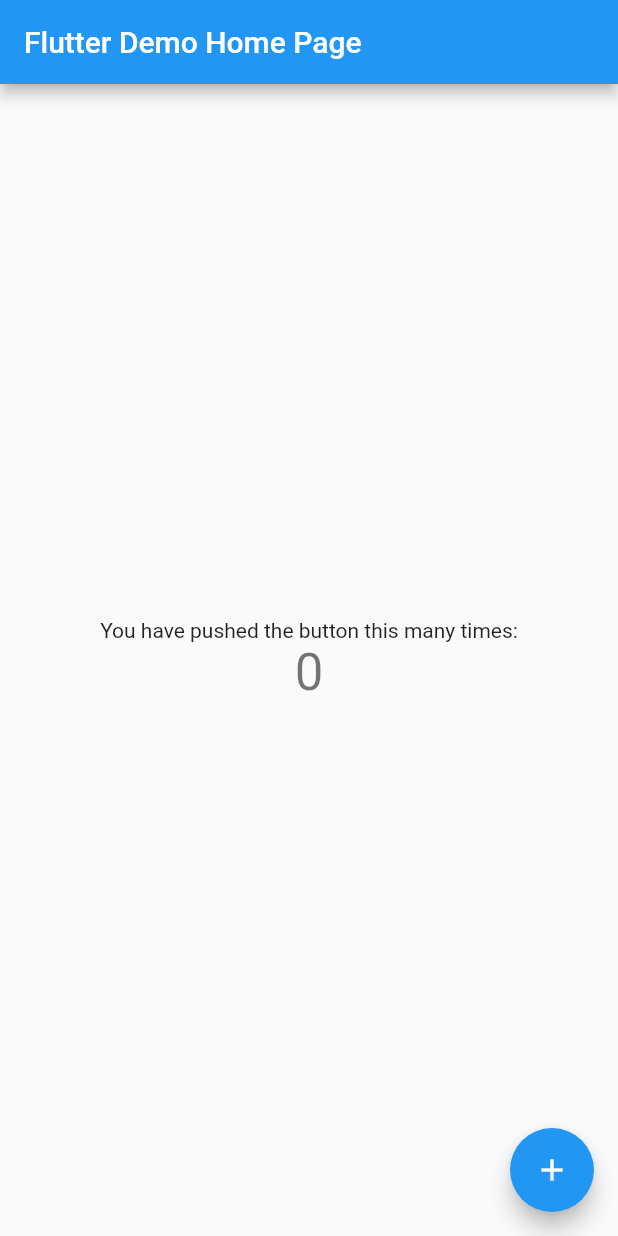
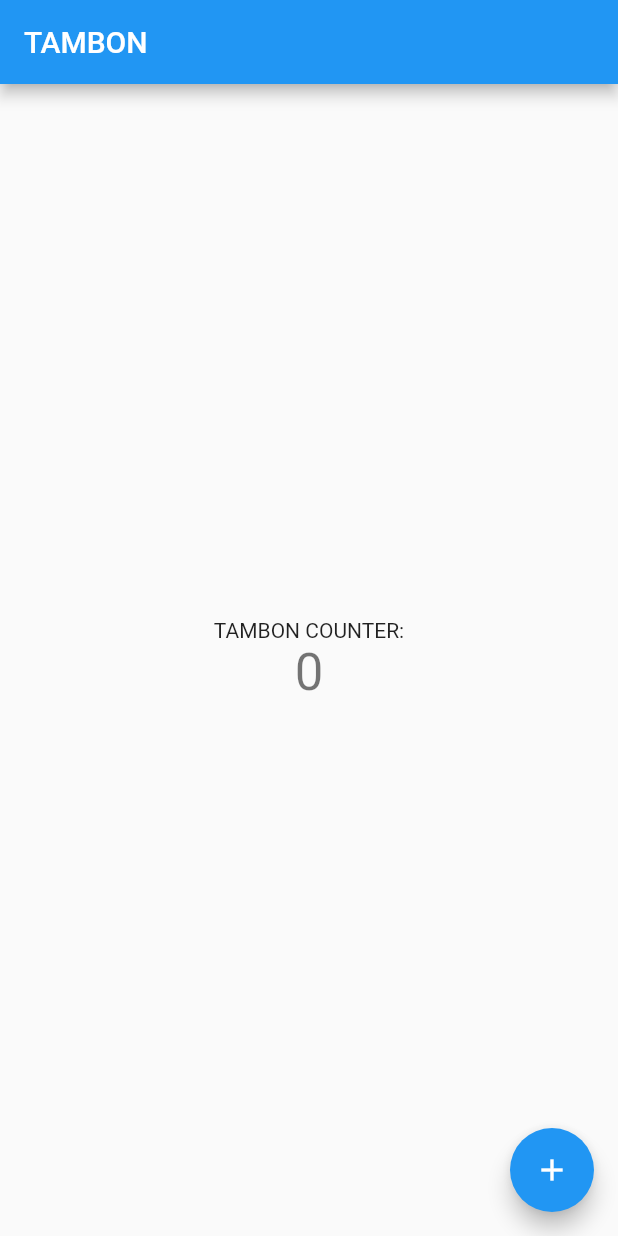
Before and after one commit to noah-achler/tambon, a Flutter app: the screen it shows after launch, on a phone screen of 412 x 824 dp. Run offline on Flutter 3.47's test engine with Material 2 defaults, Android fonts, the phone set to English and light mode, and no system bars.

Commit message:
fix branch main

```diff
--- a/lib/main.dart
+++ b/lib/main.dart
@@ -9,7 +9,7 @@
   @override
   Widget build(BuildContext context) {
     return MaterialApp(
-      title: 'Flutter Demo',
+      title: 'TAMBON',
       theme: ThemeData(
         // This is the theme of your application.
         //
@@ -22,7 +22,7 @@
         // is not restarted.
         primarySwatch: Colors.blue,
       ),
-      home: MyHomePage(title: 'Flutter Demo Home Page'),
+      home: MyHomePage(title: 'TAMBON'),
     );
   }
 }
@@ -94,7 +94,7 @@
           mainAxisAlignment: MainAxisAlignment.center,
           children: <Widget>[
             Text(
-              'You have pushed the button this many times:',
+              'TAMBON COUNTER:',
             ),
             Text(
               '$_counter',
@@ -105,7 +105,7 @@
       ),
       floatingActionButton: FloatingActionButton(
         onPressed: _incrementCounter,
-        tooltip: 'Increment',
+        tooltip: 'BRUMBRUM',
         child: Icon(Icons.add),
       ), // This trailing comma makes auto-formatting nicer for build methods.
     );
```
